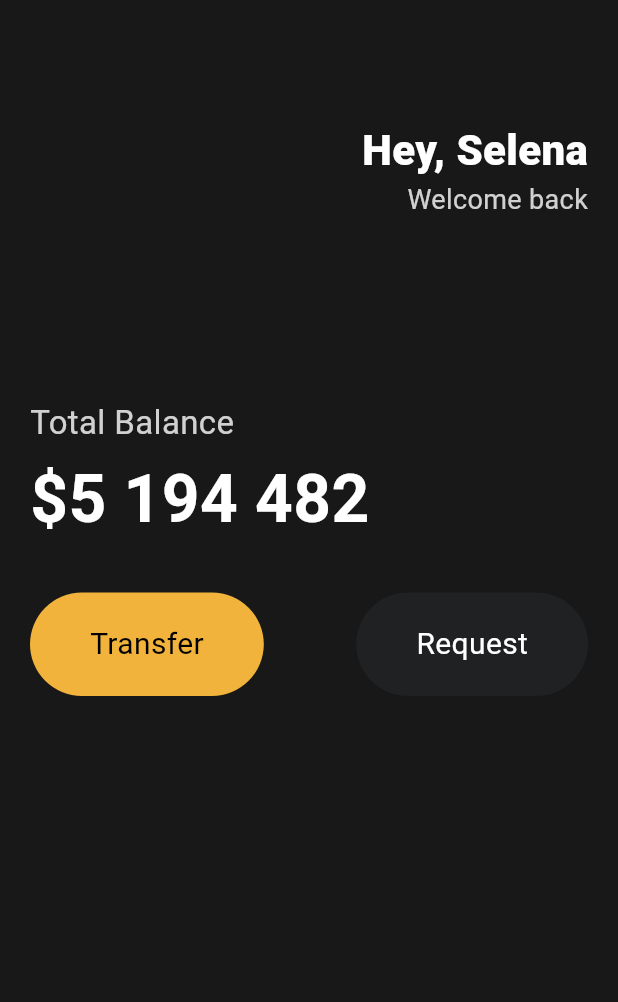
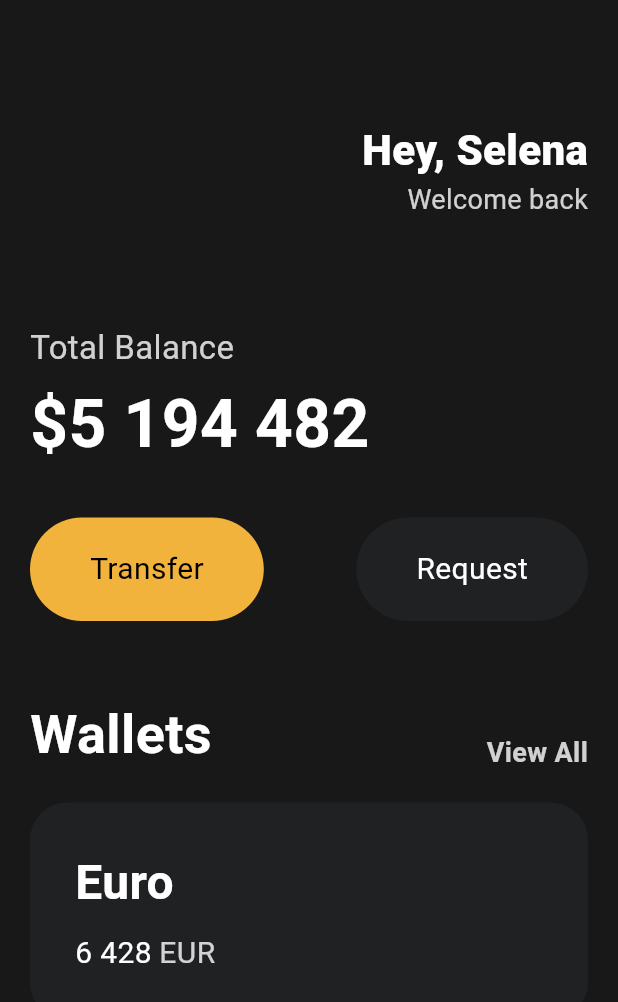
Before and after one commit to juneyoung-jo/toonflix, a Flutter app: the screen it shows after launch, on a phone screen of 412 x 824 dp. Shown: the top 1002 px of the screen. Run offline on Flutter 3.47's test engine with Material 3 defaults, Android fonts, the phone set to English and light mode, and no system bars.

Commit message:
feat: 3-6 Cards

```diff
--- a/lib/main.dart
+++ b/lib/main.dart
@@ -49,7 +49,7 @@ class App extends StatelessWidget {
                   ],
                 ),
                 const SizedBox(
-                  height: 120,
+                  height: 70,
                 ),
                 Text(
                   'Total Balance',
@@ -86,7 +86,84 @@ class App extends StatelessWidget {
                       textColor: Colors.white,
                     ),
                   ],
-                )
+                ),
+                const SizedBox(
+                  height: 50,
+                ),
+                Row(
+                  crossAxisAlignment: CrossAxisAlignment.end,
+                  mainAxisAlignment: MainAxisAlignment.spaceBetween,
+                  children: [
+                    const Text(
+                      'Wallets',
+                      style: TextStyle(
+                        color: Colors.white,
+                        fontSize: 36,
+                        fontWeight: FontWeight.w600,
+                      ),
+                    ),
+                    Text(
+                      'View All',
+                      style: TextStyle(
+                        color: Colors.white.withOpacity(0.8),
+                        fontSize: 18,
+                        fontWeight: FontWeight.w600,
+                      ),
+                    ),
+                  ],
+                ),
+                const SizedBox(
+                  height: 20,
+                ),
+                Container(
+                  decoration: BoxDecoration(
+                      color: const Color(0xFF1F2123),
+                      borderRadius: BorderRadius.circular(25)),
+                  child: Padding(
+                    padding: const EdgeInsets.all(30),
+                    child: Row(
+                      children: [
+                        Column(
+                          crossAxisAlignment: CrossAxisAlignment.start,
+                          children: [
+                            const Text(
+                              'Euro',
+                              style: TextStyle(
+                                color: Colors.white,
+                                fontSize: 32,
+                                fontWeight: FontWeight.w600,
+                              ),
+                            ),
+                            const SizedBox(
+                              height: 10,
+                            ),
+                            Row(
+                              children: [
+                                const Text(
+                                  '6 428',
+                                  style: TextStyle(
+                                    color: Colors.white,
+                                    fontSize: 20,
+                                  ),
+                                ),
+                                const SizedBox(
+                                  width: 5,
+                                ),
+                                Text(
+                                  'EUR',
+                                  style: TextStyle(
+                                    color: Colors.white.withOpacity(0.8),
+                                    fontSize: 20,
+                                  ),
+                                ),
+                              ],
+                            ),
+                          ],
+                        ),
+                      ],
+                    ),
+                  ),
+                ),
               ],
             ),
           )),
```
